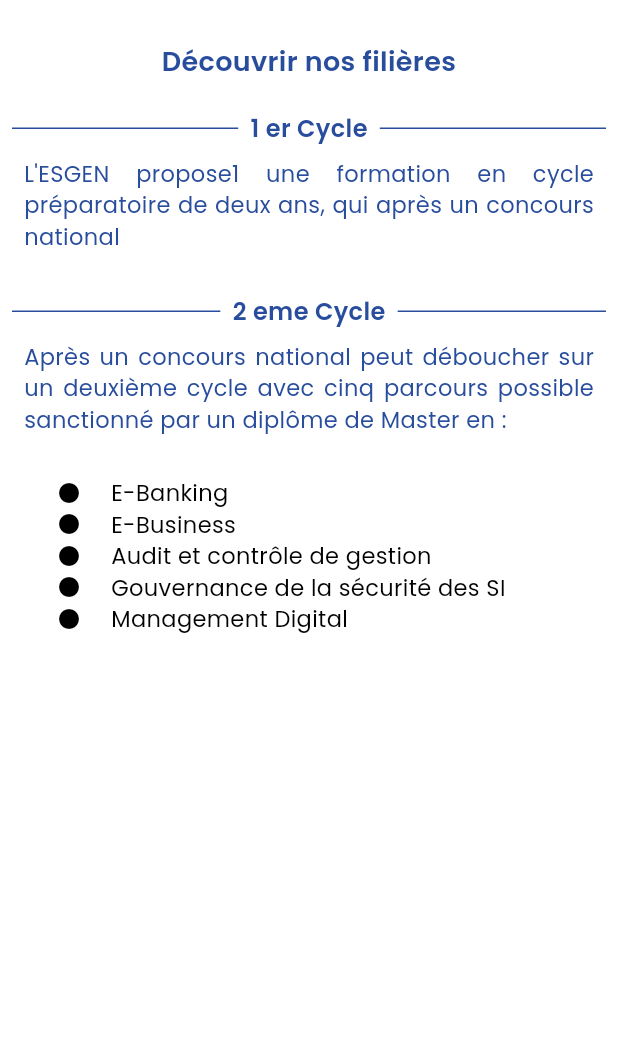
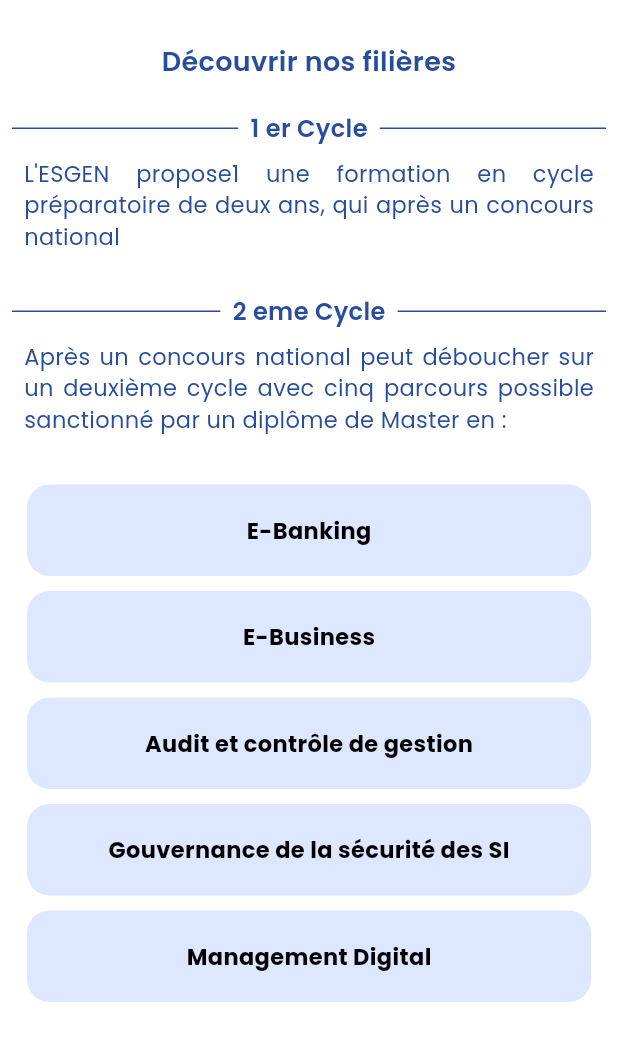
Before and after one commit to abdellahd63/ecole_kolea_app, a Flutter app: the Filiere screen opened directly, on a phone screen of 412 x 824 dp. Shown: the top 1041 px of the screen. Run offline on Flutter 3.47's test engine with Material 3 defaults, Android fonts, the phone set to English and light mode, and no system bars; our stand-ins replace dropdown_button2, flutter_local_notifications, get, google_fonts, image_picker, jwt_decoder and 4 more; missing offline and left inert: flutter_background_service, flutter_barcode_scanner, time_planner; accounts and stored records are empty.

Commit message:
ui commit

```diff
--- a/lib/Constant.dart
+++ b/lib/Constant.dart
@@ -1,3 +1,4 @@
 class Constant{
-  static const URL = 'http://192.168.1.100:8000';
+ static const URL = 'http://192.168.100.67:8000';
+ // static const URL = 'http://localhost:8000';
 }
--- a/lib/Pages/Filiere.dart
+++ b/lib/Pages/Filiere.dart
@@ -8,9 +8,9 @@
   Widget build(BuildContext context) {
     return Scaffold(
       backgroundColor: MyAppColors.whitecolor,
-      body: Padding(
-        padding: const EdgeInsets.all(8.0),
-        child: SingleChildScrollView(
+      body: SingleChildScrollView(
+        child: Padding(
+          padding: const EdgeInsets.all(8.0),
           child: Column(
             children: [
               //discover
@@ -102,80 +102,109 @@
 
               //Specialite
 
-              Padding(
-                padding: const EdgeInsets.only(left : 30.0),
+              Container(
+                margin: EdgeInsets.symmetric(horizontal: 10, vertical: 5),
+                padding: EdgeInsets.symmetric(horizontal: 15, vertical: 20),
+                decoration: BoxDecoration(
+                  color: MyAppColors.dimopacityvblue,
+                  borderRadius: BorderRadius.circular(15)
+                ),
                 child: Row(
+                  mainAxisAlignment: MainAxisAlignment.center,
                   children: [
 
-                    Icon(Icons.circle, color: Colors.black, size: 16,),
-                    SizedBox(width: 20,),
                     Text("E-Banking",
                       textAlign: TextAlign.justify,
-                      style: TextStyle(color: Colors.black, fontSize: 15,),
+                      style: TextStyle(color: Colors.black, fontSize: 15,fontWeight: FontWeight.w700),
                     ),
                   ],
                 ),
               ),
 
-              Padding(
-                padding: const EdgeInsets.only(left : 30.0),
+              Container(
+                margin: EdgeInsets.symmetric(horizontal: 10, vertical: 5),
+                padding: EdgeInsets.symmetric(horizontal: 15, vertical: 20),
+                decoration: BoxDecoration(
+                  color: MyAppColors.dimopacityvblue,
+                  borderRadius: BorderRadius.circular(15)
+                ),
                 child: Row(
+                  mainAxisAlignment: MainAxisAlignment.center,
                   children: [
 
-                    Icon(Icons.circle, color: Colors.black, size: 16,),
-                    SizedBox(width: 20,),
                     Text("E-Business",
                       textAlign: TextAlign.justify,
-                      style: TextStyle(color: Colors.black, fontSize: 15,),
+                      style: TextStyle(color: Colors.black, fontSize: 15,fontWeight: FontWeight.w700),
                     ),
                   ],
                 ),
               ),
 
-              Padding(
-                padding: const EdgeInsets.only(left : 30.0),
+
+              Container(
+                margin: EdgeInsets.symmetric(horizontal: 10, vertical: 5),
+                padding: EdgeInsets.symmetric(horizontal: 15, vertical: 20),
+                decoration: BoxDecoration(
+                  color: MyAppColors.dimopacityvblue,
+                  borderRadius: BorderRadius.circular(15)
+                ),
                 child: Row(
+                  mainAxisAlignment: MainAxisAlignment.center,
                   children: [
 
-                    Icon(Icons.circle, color: Colors.black, size: 16,),
-                    SizedBox(width: 20,),
                     Text("Audit et contrôle de gestion",
                       textAlign: TextAlign.justify,
-                      style: TextStyle(color: Colors.black, fontSize: 15,),
+                      style: TextStyle(color: Colors.black, fontSize: 15,fontWeight: FontWeight.w700),
                     ),
                   ],
                 ),
               ),
 
-              Padding(
-                padding: const EdgeInsets.only(left : 30.0),
+              Container(
+                margin: EdgeInsets.symmetric(horizontal: 10, vertical: 5),
+                padding: EdgeInsets.symmetric(horizontal: 15, vertical: 20),
+                decoration: BoxDecoration(
+                  color: MyAppColors.dimopacityvblue,
+                  borderRadius: BorderRadius.circular(15)
+                ),
                 child: Row(
+                  mainAxisAlignment: MainAxisAlignment.center,
                   children: [
 
-                    Icon(Icons.circle, color: Colors.black, size: 16,),
-                    SizedBox(width: 20,),
                     Text("Gouvernance de la sécurité des SI",
                       textAlign: TextAlign.justify,
-                      style: TextStyle(color: Colors.black, fontSize: 15,),
+                      style: TextStyle(color: Colors.black, fontSize: 15,fontWeight: FontWeight.w700),
                     ),
                   ],
                 ),
               ),
 
-              Padding(
-                padding: const EdgeInsets.only(left : 30.0),
+
+
+
+              Container(
+                margin: EdgeInsets.symmetric(horizontal: 10, vertical: 5),
+                padding: EdgeInsets.symmetric(horizontal: 15, vertical: 20),
+                decoration: BoxDecoration(
+                  color: MyAppColors.dimopacityvblue,
+                  borderRadius: BorderRadius.circular(15)
+                ),
                 child: Row(
+                  mainAxisAlignment: MainAxisAlignment.center,
                   children: [
 
-                    Icon(Icons.circle, color: Colors.black, size: 16,),
-                    SizedBox(width: 20,),
                     Text("Management Digital",
                       textAlign: TextAlign.justify,
-                      style: TextStyle(color: Colors.black, fontSize: 15,),
+                      style: TextStyle(color: Colors.black, fontSize: 15,fontWeight: FontWeight.w700),
                     ),
                   ],
                 ),
               ),
+
+
+
+
+
             ],
           ),
         ),
--- a/lib/Pages/PlanningCours.dart
+++ b/lib/Pages/PlanningCours.dart
@@ -146,6 +146,7 @@
               endHour: 18,
 
 
+
               // each header is a column and a day
               headers: [
                 TimePlannerTitle(
--- a/pubspec.yaml
+++ b/pubspec.yaml
@@ -31,7 +31,7 @@
   get: ^4.1.4
   shared_preferences: ^2.2.2
   jwt_decoder: ^2.0.1
-  workmanager: ^0.5.2
+  workmanager: ^0.5.1
   flutter_local_notifications: ^17.0.0
   flutter_background: ^1.2.0
   permission_handler: ^11.0.1
```
Also changed, not shown: pubspec.lock.
